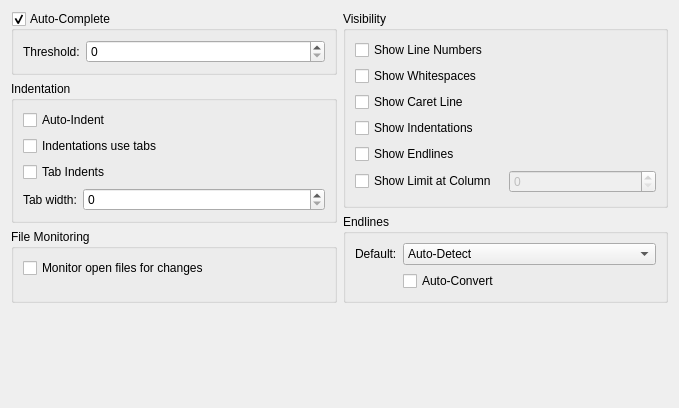
blurstudio/PrEditor, file blurdev/ide/config/common/ui/documentconfig.ui: the form before one commit.
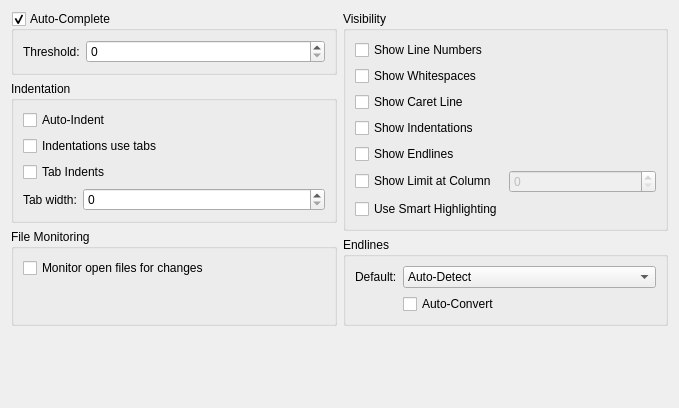
The form after the commit.

Commit message: Added ui for enabling and disabling the Smart Highlighting in BlurIDE.

Patch:
```diff
--- a/blurdev/ide/config/common/ui/documentconfig.ui
+++ b/blurdev/ide/config/common/ui/documentconfig.ui
@@ -201,7 +201,7 @@
           </property>
          </widget>
         </item>
-        <item row="6" column="0">
+        <item row="7" column="0">
          <spacer name="verticalSpacer_3">
           <property name="orientation">
            <enum>Qt::Vertical</enum>
@@ -214,6 +214,21 @@
           </property>
          </spacer>
         </item>
+        <item row="6" column="0" colspan="2">
+         <widget class="QCheckBox" name="uiSmartHighlightingCHK">
+          <property name="toolTip">
+           <string>&lt;!DOCTYPE HTML PUBLIC &quot;-//W3C//DTD HTML 4.0//EN&quot; &quot;http://www.w3.org/TR/REC-html40/strict.dtd&quot;&gt;
+&lt;html&gt;&lt;head&gt;&lt;meta name=&quot;qrichtext&quot; content=&quot;1&quot; /&gt;&lt;style type=&quot;text/css&quot;&gt;
+p, li { white-space: pre-wrap; }
+&lt;/style&gt;&lt;/head&gt;&lt;body style=&quot; font-family:'MS Shell Dlg 2'; font-size:8.25pt; font-weight:400; font-style:normal;&quot;&gt;
+&lt;p style=&quot; margin-top:0px; margin-bottom:0px; margin-left:0px; margin-right:0px; -qt-block-indent:0; text-indent:0px;&quot;&gt;&lt;span style=&quot; font-size:8pt;&quot;&gt;When a word is selected, highlight all other instances of that word.&lt;/span&gt;&lt;/p&gt;
+&lt;p style=&quot; margin-top:0px; margin-bottom:0px; margin-left:0px; margin-right:0px; -qt-block-indent:0; text-indent:0px;&quot;&gt;&lt;span style=&quot; font-size:8pt;&quot;&gt;This only works if the lexer supports it.&lt;/span&gt;&lt;/p&gt;&lt;/body&gt;&lt;/html&gt;</string>
+          </property>
+          <property name="text">
+           <string>Use Smart Highlighting</string>
+          </property>
+         </widget>
+        </item>
        </layout>
       </widget>
      </item>
```
The commit also changes 4 other files.
